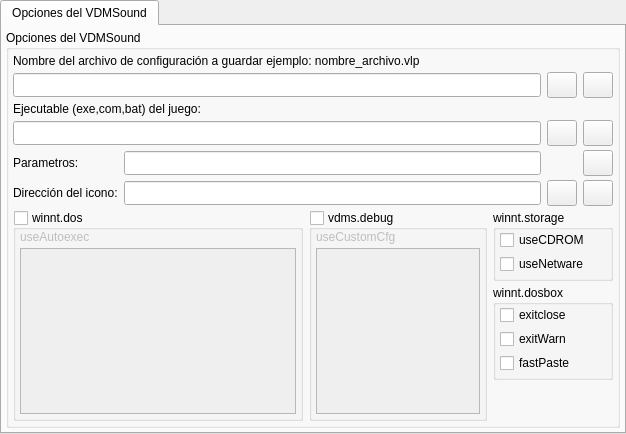
The window that ui/addedit_vdmsound.ui (Monthy/gr-lida) describes before a commit, drawn with Qt 5.
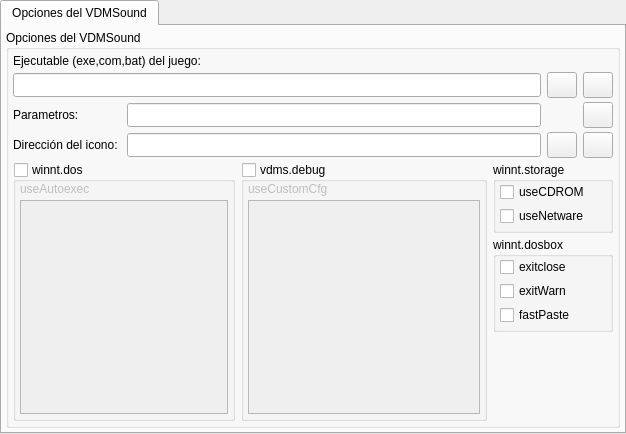
The same window after the commit. Icons and pictures are not drawn.

```diff
--- a/ui/addedit_vdmsound.ui
+++ b/ui/addedit_vdmsound.ui
@@ -29,74 +29,57 @@
       <property name="title">
        <string>Opciones del VDMSound</string>
       </property>
-      <layout class="QGridLayout" name="gridLayout" columnstretch="0,1,1,0,0,0">
+      <layout class="QGridLayout" name="gridLayout" columnstretch="0,0,0,0,0,0">
        <property name="verticalSpacing">
         <number>4</number>
        </property>
        <property name="margin">
         <number>4</number>
        </property>
-       <item row="1" column="0" colspan="4">
-        <widget class="QLineEdit" name="txtVdms_path_conf">
+       <item row="0" column="0" colspan="6">
+        <widget class="QLabel" name="lb_Vdms_2">
+         <property name="text">
+          <string>Ejecutable (exe,com,bat) del juego:</string>
+         </property>
+         <property name="wordWrap">
+          <bool>true</bool>
+         </property>
+        </widget>
+       </item>
+       <item row="6" column="4">
+        <spacer name="verticalSpacer_1">
+         <property name="orientation">
+          <enum>Qt::Vertical</enum>
+         </property>
+         <property name="sizeHint" stdset="0">
+          <size>
+           <width>20</width>
+           <height>11</height>
+          </size>
+         </property>
+        </spacer>
+       </item>
+       <item row="2" column="5">
+        <widget class="QPushButton" name="btnVdms_params_clear">
          <property name="minimumSize">
           <size>
-           <width>0</width>
-           <height>24</height>
+           <width>30</width>
+           <height>26</height>
           </size>
          </property>
+         <property name="maximumSize">
+          <size>
+           <width>30</width>
+           <height>26</height>
+          </size>
+         </property>
+         <property name="icon">
+          <iconset resource="../res/gr-lida.qrc">
+           <normaloff>:/img16/limpiar.png</normaloff>:/img16/limpiar.png</iconset>
+         </property>
         </widget>
        </item>
        <item row="1" column="4">
-        <widget class="QPushButton" name="btnVdms_FileConfg">
-         <property name="minimumSize">
-          <size>
-           <width>30</width>
-           <height>26</height>
-          </size>
-         </property>
-         <property name="maximumSize">
-          <size>
-           <width>30</width>
-           <height>26</height>
-          </size>
-         </property>
-         <property name="icon">
-          <iconset resource="../res/gr-lida.qrc">
-           <normaloff>:/img16/carpeta_1.png</normaloff>:/img16/carpeta_1.png</iconset>
-         </property>
-        </widget>
-       </item>
-       <item row="1" column="5">
-        <widget class="QPushButton" name="btnVdms_FileConfg_clear">
-         <property name="minimumSize">
-          <size>
-           <width>30</width>
-           <height>26</height>
-          </size>
-         </property>
-         <property name="maximumSize">
-          <size>
-           <width>30</width>
-           <height>26</height>
-          </size>
-         </property>
-         <property name="icon">
-          <iconset resource="../res/gr-lida.qrc">
-           <normaloff>:/img16/limpiar.png</normaloff>:/img16/limpiar.png</iconset>
-         </property>
-        </widget>
-       </item>
-       <item row="3" column="0" colspan="4">
-        <widget class="QLineEdit" name="txtVdms_path_exe">
-         <property name="minimumSize">
-          <size>
-           <width>0</width>
-           <height>24</height>
-          </size>
-         </property>
-        </widget>
-       </item>
-       <item row="3" column="4">
         <widget class="QPushButton" name="btnVdms_ExeJuego">
          <property name="minimumSize">
           <size>
@@ -116,7 +99,7 @@
          </property>
         </widget>
        </item>
-       <item row="3" column="5">
+       <item row="1" column="5">
         <widget class="QPushButton" name="btnVdms_ExeJuego_clear">
          <property name="minimumSize">
           <size>
@@ -136,31 +119,41 @@
          </property>
         </widget>
        </item>
-       <item row="4" column="0">
+       <item row="1" column="0" colspan="4">
+        <widget class="QLineEdit" name="txtVdms_path_exe">
+         <property name="minimumSize">
+          <size>
+           <width>0</width>
+           <height>24</height>
+          </size>
+         </property>
+        </widget>
+       </item>
+       <item row="2" column="1" colspan="3">
+        <widget class="QLineEdit" name="txtVdms_params">
+         <property name="minimumSize">
+          <size>
+           <width>0</width>
+           <height>24</height>
+          </size>
+         </property>
+        </widget>
+       </item>
+       <item row="2" column="0">
         <widget class="QLabel" name="lb_Vdms_3">
          <property name="text">
           <string>Parametros:</string>
          </property>
         </widget>
        </item>
-       <item row="4" column="1" colspan="3">
-        <widget class="QLineEdit" name="txtVdms_params">
-         <property name="minimumSize">
-          <size>
-           <width>0</width>
-           <height>24</height>
-          </size>
-         </property>
-        </widget>
-       </item>
-       <item row="5" column="0">
+       <item row="3" column="0">
         <widget class="QLabel" name="lb_Vdms_4">
          <property name="text">
           <string>Dirección del icono:</string>
          </property>
         </widget>
        </item>
-       <item row="5" column="1" colspan="3">
+       <item row="3" column="1" colspan="3">
         <widget class="QLineEdit" name="txtVdms_icon">
          <property name="minimumSize">
           <size>
@@ -170,7 +163,7 @@
          </property>
         </widget>
        </item>
-       <item row="5" column="4">
+       <item row="3" column="4">
         <widget class="QPushButton" name="btnVdms_Icono">
          <property name="minimumSize">
           <size>
@@ -190,7 +183,7 @@
          </property>
         </widget>
        </item>
-       <item row="5" column="5">
+       <item row="3" column="5">
         <widget class="QPushButton" name="btnVdms_Icono_clear">
          <property name="minimumSize">
           <size>
@@ -210,51 +203,7 @@
          </property>
         </widget>
        </item>
-       <item row="6" column="3" colspan="3">
-        <widget class="QGroupBox" name="groupBox_2">
-         <property name="minimumSize">
-          <size>
-           <width>120</width>
-           <height>0</height>
-          </size>
-         </property>
-         <property name="title">
-          <string>winnt.storage</string>
-         </property>
-         <layout class="QVBoxLayout" name="verticalLayout_4">
-          <property name="spacing">
-           <number>4</number>
-          </property>
-          <property name="leftMargin">
-           <number>4</number>
-          </property>
-          <property name="topMargin">
-           <number>0</number>
-          </property>
-          <property name="rightMargin">
-           <number>4</number>
-          </property>
-          <property name="bottomMargin">
-           <number>4</number>
-          </property>
-          <item>
-           <widget class="QCheckBox" name="chkVdms_useCDROM">
-            <property name="text">
-             <string>useCDROM</string>
-            </property>
-           </widget>
-          </item>
-          <item>
-           <widget class="QCheckBox" name="chkVdms_useNetware">
-            <property name="text">
-             <string>useNetware</string>
-            </property>
-           </widget>
-          </item>
-         </layout>
-        </widget>
-       </item>
-       <item row="7" column="3" colspan="3">
+       <item row="5" column="3" colspan="3">
         <widget class="QGroupBox" name="groupBox_3">
          <property name="minimumSize">
           <size>
@@ -305,60 +254,7 @@
          </layout>
         </widget>
        </item>
-       <item row="8" column="4">
-        <spacer name="verticalSpacer_1">
-         <property name="orientation">
-          <enum>Qt::Vertical</enum>
-         </property>
-         <property name="sizeHint" stdset="0">
-          <size>
-           <width>20</width>
-           <height>11</height>
-          </size>
-         </property>
-        </spacer>
-       </item>
-       <item row="6" column="2" rowspan="3">
-        <widget class="QGroupBox" name="chkVdms_useCustomCfg">
-         <property name="title">
-          <string>vdms.debug</string>
-         </property>
-         <property name="checkable">
-          <bool>true</bool>
-         </property>
-         <property name="checked">
-          <bool>false</bool>
-         </property>
-         <layout class="QVBoxLayout" name="verticalLayout_2">
-          <property name="spacing">
-           <number>4</number>
-          </property>
-          <property name="leftMargin">
-           <number>4</number>
-          </property>
-          <property name="topMargin">
-           <number>0</number>
-          </property>
-          <property name="rightMargin">
-           <number>4</number>
-          </property>
-          <property name="bottomMargin">
-           <number>4</number>
-          </property>
-          <item>
-           <widget class="QLabel" name="lb_Vdms_6">
-            <property name="text">
-             <string>useCustomCfg</string>
-            </property>
-           </widget>
-          </item>
-          <item>
-           <widget class="QTextEdit" name="txtVdms_customCfg"/>
-          </item>
-         </layout>
-        </widget>
-       </item>
-       <item row="6" column="0" rowspan="3" colspan="2">
+       <item row="4" column="0" rowspan="3" colspan="2">
         <widget class="QGroupBox" name="chkVdms_useAutoexec">
          <property name="title">
           <string>winnt.dos</string>
@@ -398,44 +294,88 @@
          </layout>
         </widget>
        </item>
-       <item row="2" column="0" colspan="6">
-        <widget class="QLabel" name="lb_Vdms_2">
-         <property name="text">
-          <string>Ejecutable (exe,com,bat) del juego:</string>
+       <item row="4" column="2" rowspan="3">
+        <widget class="QGroupBox" name="chkVdms_useCustomCfg">
+         <property name="title">
+          <string>vdms.debug</string>
          </property>
-         <property name="wordWrap">
+         <property name="checkable">
           <bool>true</bool>
          </property>
-        </widget>
-       </item>
-       <item row="0" column="0" colspan="6">
-        <widget class="QLabel" name="lb_Vdms_1">
-         <property name="text">
-          <string>Nombre del archivo de configuración a guardar ejemplo: nombre_archivo.vlp</string>
+         <property name="checked">
+          <bool>false</bool>
          </property>
-         <property name="wordWrap">
-          <bool>true</bool>
-         </property>
+         <layout class="QVBoxLayout" name="verticalLayout_2">
+          <property name="spacing">
+           <number>4</number>
+          </property>
+          <property name="leftMargin">
+           <number>4</number>
+          </property>
+          <property name="topMargin">
+           <number>0</number>
+          </property>
+          <property name="rightMargin">
+           <number>4</number>
+          </property>
+          <property name="bottomMargin">
+           <number>4</number>
+          </property>
+          <item>
+           <widget class="QLabel" name="lb_Vdms_6">
+            <property name="text">
+             <string>useCustomCfg</string>
+            </property>
+           </widget>
+          </item>
+          <item>
+           <widget class="QTextEdit" name="txtVdms_customCfg"/>
+          </item>
+         </layout>
         </widget>
        </item>
-       <item row="4" column="5">
-        <widget class="QPushButton" name="btnVdms_params_clear">
+       <item row="4" column="3" colspan="3">
+        <widget class="QGroupBox" name="groupBox_2">
          <property name="minimumSize">
           <size>
-           <width>30</width>
-           <height>26</height>
+           <width>120</width>
+           <height>0</height>
           </size>
          </property>
-         <property name="maximumSize">
-          <size>
-           <width>30</width>
-           <height>26</height>
-          </size>
+         <property name="title">
+          <string>winnt.storage</string>
          </property>
-         <property name="icon">
-          <iconset resource="../res/gr-lida.qrc">
-           <normaloff>:/img16/limpiar.png</normaloff>:/img16/limpiar.png</iconset>
-         </property>
+         <layout class="QVBoxLayout" name="verticalLayout_4">
+          <property name="spacing">
+           <number>4</number>
+          </property>
+          <property name="leftMargin">
+           <number>4</number>
+          </property>
+          <property name="topMargin">
+           <number>0</number>
+          </property>
+          <property name="rightMargin">
+           <number>4</number>
+          </property>
+          <property name="bottomMargin">
+           <number>4</number>
+          </property>
+          <item>
+           <widget class="QCheckBox" name="chkVdms_useCDROM">
+            <property name="text">
+             <string>useCDROM</string>
+            </property>
+           </widget>
+          </item>
+          <item>
+           <widget class="QCheckBox" name="chkVdms_useNetware">
+            <property name="text">
+             <string>useNetware</string>
+            </property>
+           </widget>
+          </item>
+         </layout>
         </widget>
        </item>
       </layout>
```
Left out of the diff: 7 changed lines with no effect on the pictures.
